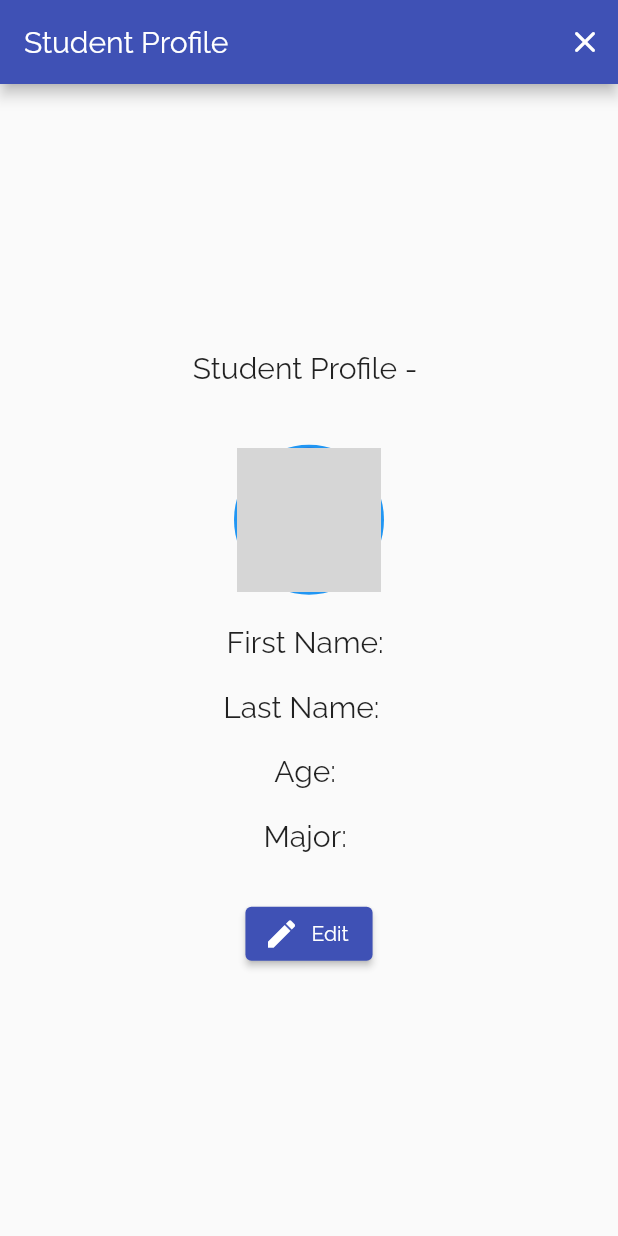
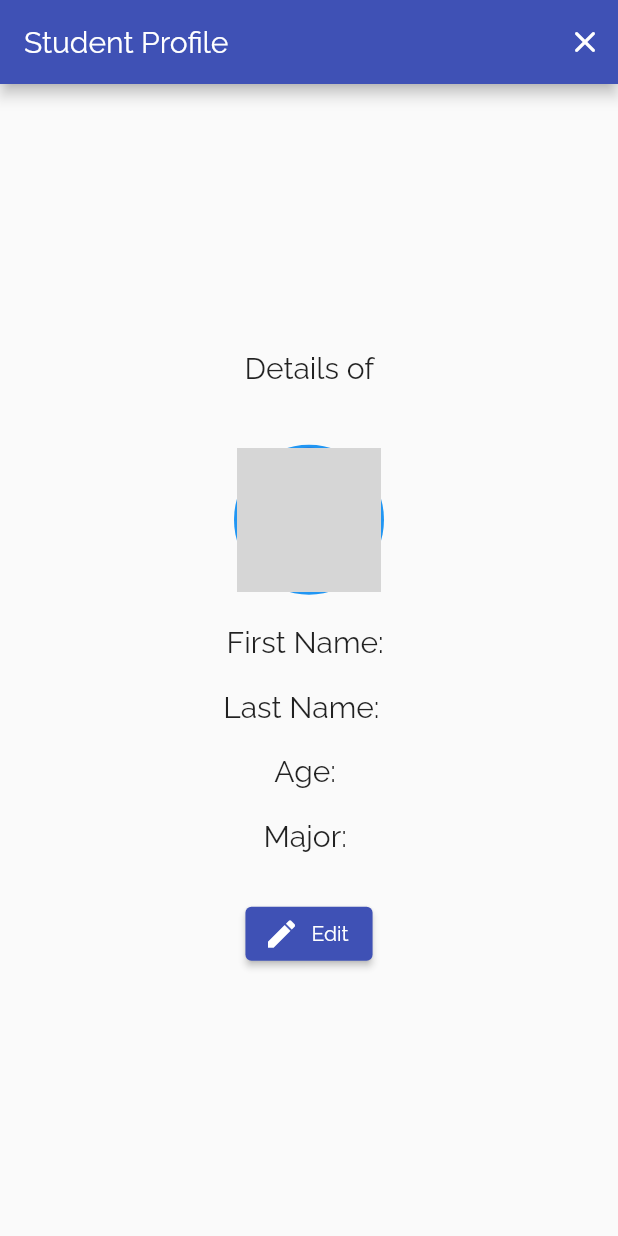
Before and after one commit to anannyapm/Studentapp_CRUD, a Flutter app: the ScreenProfile screen opened directly with empty values, on a phone screen of 412 x 824 dp. Run offline on Flutter 3.47's test engine with Material 2 defaults, Android fonts, the light colour scheme and no system bars; our stand-ins replace hive, hive_flutter, image_picker; accounts and stored records are empty; network calls fail; grey boxes are pictures that could not be loaded.

```diff
--- a/lib/functions/db_functions.dart
+++ b/lib/functions/db_functions.dart
@@ -32,6 +32,7 @@ Future<void> deleteStudent(int id) async {
   final studentDB = await Hive.openBox<StudentModel>('student_db');
 
   await studentDB.deleteAt(id);
+
   getallstudents();
 }
 
--- a/lib/main.dart
+++ b/lib/main.dart
@@ -7,6 +7,10 @@ import 'package:studentrepo_sqflite/screens/screenhome.dart';
 
 
 void main() async {
+
+  //the WidgetFlutterBinding is used to interact with the Flutter engine.
+  //ensureInitialized() make sure that you have an instance of the WidgetsBinding so that the call to
+  // initialize plugin via engine happens asynchronously.
   WidgetsFlutterBinding.ensureInitialized();
 
   await Hive.initFlutter();
--- a/lib/screens/screenhome.dart
+++ b/lib/screens/screenhome.dart
@@ -37,14 +37,16 @@ class _ScreenHomeState extends State<ScreenHome> {
           )
         ],
       ),
+
       floatingActionButton: FloatingActionButton(
         onPressed: () {
           Navigator.of(context)
-              .pushReplacement(MaterialPageRoute(builder: (ctx) => ScreenAdd()));
+              .pushReplacement(MaterialPageRoute(builder: (ctx) => const ScreenAdd()));
         },
+        tooltip: 'Add Student',
         child: const Icon(Icons.add),
-        tooltip: 'Add Student',
       ),
+
       body: const SafeArea(
           child: Padding(
         padding: EdgeInsets.all(10.0),
--- a/lib/screens/screenprofile.dart
+++ b/lib/screens/screenprofile.dart
@@ -34,19 +34,6 @@ class ScreenProfile extends StatefulWidget {
 class _ScreenProfileState extends State<ScreenProfile> {
 
   @override
-/*   void initState() {
-    // TODO: implement initState
-    super.initState();
-    final String firstname;
-  final String lastname;
-  final String age;
-  final String major;
-  final String photo;
-  final int index;
-
-
-  } */
-  @override
   Widget build(BuildContext context) {
     getallstudents();
     return Scaffold(
@@ -74,8 +61,9 @@ class _ScreenProfileState extends State<ScreenProfile> {
               child: Column(
                 children: [
                   Text(
-                    'Student Profile - ${widget.firstname}',
-                    style: const TextStyle(fontSize: 20),
+                    'Details of ${widget.firstname} ${widget.lastname}',
+                    textAlign:TextAlign.center,
+                    style: const TextStyle(fontSize: 20,),
                   ),
                   const SizedBox(
                     height: 40,
--- a/lib/screens/screensearch.dart
+++ b/lib/screens/screensearch.dart
@@ -49,7 +49,7 @@ class ScreenSearch extends SearchDelegate {
           itemBuilder: (ctx, index) {
             final data = studentList[index];
             String nameVal = data.firstname + data.lastname;
-            if (nameVal.toLowerCase().contains(query.toLowerCase())) {
+            if ((nameVal).contains((query.trim()))) {
               print('matched!!!!');
               return Column(
                 children: [
@@ -97,7 +97,7 @@ class ScreenSearch extends SearchDelegate {
           itemBuilder: (ctx, index) {
             final data = studentList[index];
             String nameVal = data.firstname + data.lastname;
-            if (nameVal.contains(query)) {
+            if ((nameVal).contains((query))) {
               return Column(
                 children: [
                   ListTile(
```
Also changed, not shown: lib/screens/screenadd.dart (+36 -21 lines), lib/screens/subscreens/listdata_widget.dart (+9 -3 lines), pubspec.lock.
